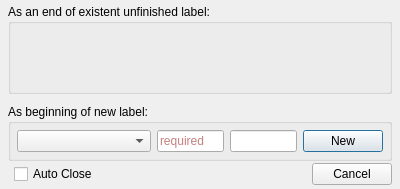
ZDL-Git/ActionLabeller, file qt_gui/timelinedialog.ui: the form before one commit.
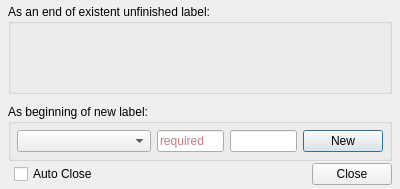
The form after the commit.

Commit message: 1.析出TableViewCommon类 2.完善继承的初始化 3.action table 和 xml table 共用model 4.button 的clicked 事件有传参 checked(bool)，如果经过decorator则必须接收 5.优化_settle_label 和 _plot_label，范围限制 6.完善close event 7.新增XmlSettingUnit 功能单元模式尝试 8.新增xml_，基本完成xml文件生成

```diff
--- a/qt_gui/timelinedialog.ui
+++ b/qt_gui/timelinedialog.ui
@@ -160,7 +160,7 @@
         <enum>Qt::Horizontal</enum>
        </property>
        <property name="standardButtons">
-        <set>QDialogButtonBox::Cancel</set>
+        <set>QDialogButtonBox::Close</set>
        </property>
       </widget>
      </item>
```
The commit also changes 6 other files.
